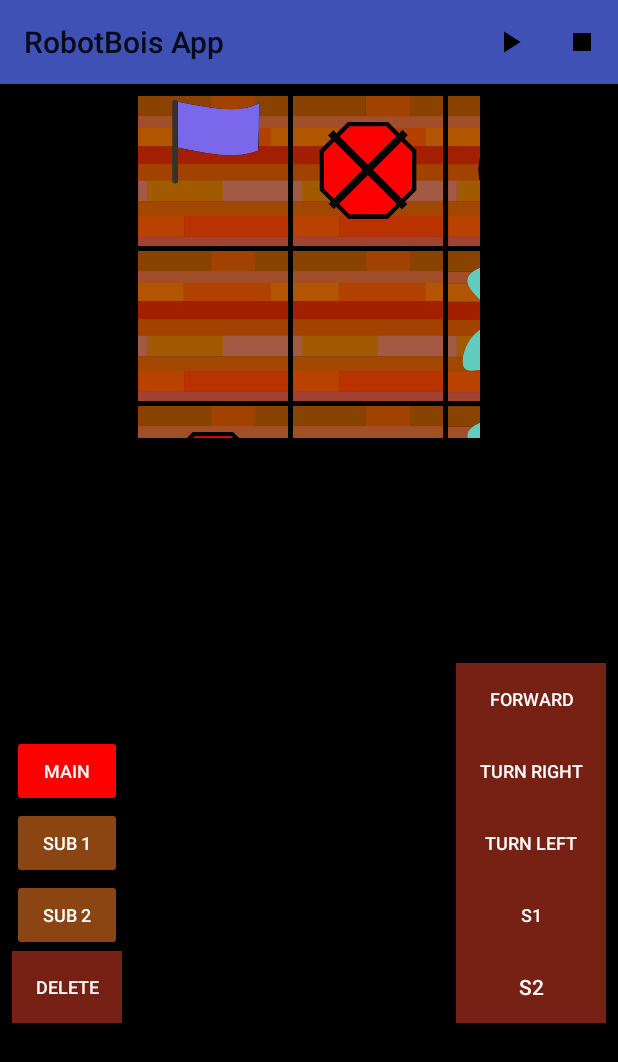
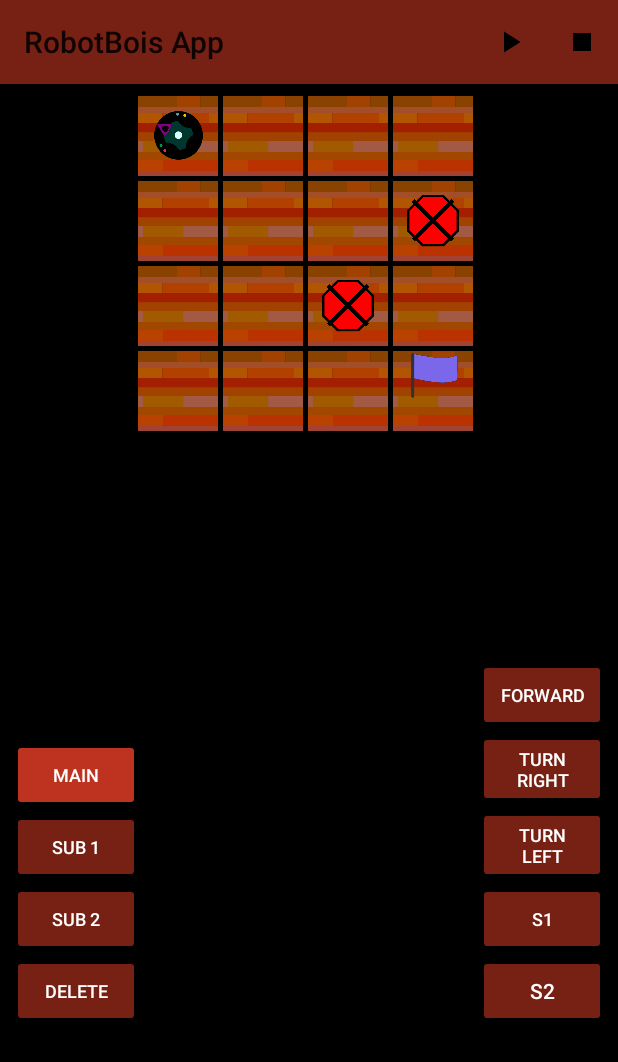
Before and after one commit to Luyaren/AndroidGameMadeForClass, an Android app: the screen it shows after launch (LevelPlayActivity before the commit, TutorialActivity after it), after a tap on "START GAME", on a phone screen of 412 x 824 dp. Shown: the top 1062 px of the screen. Run offline under Robolectric (Android 15) with nearby library versions, the phone set to English and light mode, and no system bars; libraries missing offline, so code that uses them is left out: co.zsmb.materialdrawerkt; 14 statements that could not run were skipped.

Commit message:
Merged PR 56: Fixed many visual bugs, app now looks nice on Nexus 6P
Fixed style of title bars and such, and positioned game board and move grid so that they look nice on a Nexus 6P.

```diff
--- a/app/src/main/AndroidManifest.xml
+++ b/app/src/main/AndroidManifest.xml
@@ -7,9 +7,9 @@
 
     <application
         android:allowBackup="true"
-        android:icon="@mipmap/ic_launcher"
+        android:icon="@drawable/logo"
         android:label="@string/app_name"
-        android:roundIcon="@mipmap/ic_launcher_round"
+        android:roundIcon="@drawable/logo"
         android:supportsRtl="true"
         android:theme="@style/AppTheme">
         <activity android:name=".activities.MainActivity">
--- a/app/src/main/java/io/robotbois/robotboisapp/activities/LevelPlayActivity.kt
+++ b/app/src/main/java/io/robotbois/robotboisapp/activities/LevelPlayActivity.kt
@@ -139,14 +139,14 @@ open class LevelPlayActivity : AppCompatActivity() {
 
     private fun colorActiveGridCell() {
         if (currentMove.index > 0) {
-            lGrid[currentMove.index - 1][0].background = ColorDrawable(Color.TRANSPARENT)
+            lGrid[currentMove.index - 1][0].background = ColorDrawable(GRID_COLOR)
         }
-        lGrid[currentMove.index][0].background = ColorDrawable(Color.LTGRAY)
+        lGrid[currentMove.index][0].background = ColorDrawable(GRID_SELECTED)
     }
 
     private fun clearGridColors() {
         lGrid.childrenSequence().forEach {
-            it[0].background = ColorDrawable(Color.TRANSPARENT)
+            it[0].background = ColorDrawable(GRID_COLOR)
         }
     }
 
@@ -154,14 +154,20 @@ open class LevelPlayActivity : AppCompatActivity() {
         val buttons = listOf(
                 bNavigationButtons.bMainList,
                 bNavigationButtons.bSubOneList,
-                bNavigationButtons.bSubTwoList
+                bNavigationButtons.bSubTwoList,
+                bNavigationButtons.bDelete,
+                bForward,
+                bRight,
+                bLeft,
+                bSubOne,
+                bSubTwo
         )
 
         buttons.forEach {
             it.background.clearColorFilter()
-            it.background.setColorFilter(Color.rgb(139,69,19), PorterDuff.Mode.DARKEN)
+            it.background.setColorFilter(0xff772014.toInt(), PorterDuff.Mode.SRC_ATOP)
         }
-        buttons[activeQueueIndex].background.setColorFilter(Color.RED, PorterDuff.Mode.DARKEN)
+        buttons[activeQueueIndex].background.setColorFilter(0xffBD3320.toInt(), PorterDuff.Mode.SRC_ATOP)
     }
 
     override fun onCreate(savedInstanceState: Bundle?) {
@@ -169,7 +175,7 @@ open class LevelPlayActivity : AppCompatActivity() {
         setContentView(R.layout.activity_level_play)
         setSupportActionBar(my_toolbar)
 
-        setRequestedOrientation(ActivityInfo.SCREEN_ORIENTATION_PORTRAIT);
+        requestedOrientation = ActivityInfo.SCREEN_ORIENTATION_PORTRAIT
 
         MusicManager.stopMenuMusic()
         MusicManager.stopOptionsSelectMusic()
@@ -200,28 +206,6 @@ open class LevelPlayActivity : AppCompatActivity() {
         game = GameGUI(levelImages, robotImage, this)
         resetAnimation()
         lBoard.addView(game)
-
-        /*
-        bHints.onClick {
-            val levelScores = getSharedPreferences("scoredata", Context.MODE_PRIVATE)
-            val levelScoreEditor = levelScores.edit()
-            val hintsLeft = levelScores.getInt("Hints", 5)
-            if(tvHints.text.equals(" ")) {
-                if (hintsLeft > 0) {
-                    var hintMessage = ""
-                    for (i in 3 until param.size) {
-                        hintMessage += param[i] + " "
-                    }
-                    tvHints.setText(hintMessage)
-                    levelScoreEditor.putInt("Hints", hintsLeft - 1)
-                    levelScoreEditor.commit()
-                } else {
-                    tvHints.setText("You do not have enough hint points.")
-                }
-            }
-        }*/
-
-
 
         lGrid.apply {
             columnCount = GRID_COLS
@@ -269,7 +253,7 @@ open class LevelPlayActivity : AppCompatActivity() {
     }
 
     override fun onPause(){
-        super.onPause();
+        super.onPause()
         MusicManager.stopGameMusic()
     }
 
@@ -292,11 +276,12 @@ open class LevelPlayActivity : AppCompatActivity() {
                 // A cell in the grid
                 val rel = relativeLayout {
                     textView {
+                        textColor = Color.WHITE
                         text = " "
-                        width = 100
-                        height = 100
+                        width = 175
+                        height = 200
                         gravity = Gravity.CENTER
-                        background = ColorDrawable(Color.WHITE)
+                        background = ColorDrawable(GRID_COLOR)
                     }
                     lparams {
                         margin = 5
@@ -319,6 +304,9 @@ open class LevelPlayActivity : AppCompatActivity() {
     override fun onOptionsItemSelected(item: MenuItem): Boolean {
         return when (item.itemId) {
             R.id.action_play -> {
+                numMainCalls = 0
+                numSubTwoCalls = 0
+                numSubOneCalls = 0
                 startAnimation()
                 true
             }
@@ -389,8 +377,6 @@ open class LevelPlayActivity : AppCompatActivity() {
                     board.robot.moveForward()
                     game.push(board.robot.position)
 
-                    // Logic for handling water tiles
-
                     when(board.robot.tile) {
                         'H' -> { // Puddle
                             val turnAmount = (1..4).random()
@@ -433,7 +419,7 @@ open class LevelPlayActivity : AppCompatActivity() {
             // Determine where in the level data file this level is from and how many
             // easy and medium levels there are
             //val thisLevel = GameStateManager.levelData.find { it.split(" ")[2] == levelData }
-            val thisLevel = GameStateManager.levelData.indexOfFirst { it.split(" ")[2] == levelData }
+            val thisLevel = GameStateManager.levelData.indexOfFirst { it.split(" ")[3] == levelData }
 
             // Write new score to be saved
             updateScoreRecords(playerScore, thisLevel)
@@ -460,6 +446,11 @@ open class LevelPlayActivity : AppCompatActivity() {
             dialog = builder.create()
             dialog.show()
         }
+    }
+
+    override fun onWindowFocusChanged(hasFocus: Boolean) {
+        super.onWindowFocusChanged(hasFocus)
+        resetAnimation()
     }
 
     fun highlightNext() {
@@ -501,7 +492,9 @@ open class LevelPlayActivity : AppCompatActivity() {
                 position -= GameStateManager.easyLevels.size + GameStateManager.mediumLevels.size
                 writeStuff('H')
             }
-            else -> writeStuff('E')
+            else -> {
+                writeStuff('E')
+            }
         }
 
     }
@@ -509,6 +502,8 @@ open class LevelPlayActivity : AppCompatActivity() {
     companion object {
         private const val GRID_ROWS = 4
         private const val GRID_COLS = 4
+        private const val GRID_COLOR = Color.DKGRAY
+        private const val GRID_SELECTED = Color.LTGRAY
     }
 
 }
--- a/app/src/main/java/io/robotbois/robotboisapp/activities/MainActivity.kt
+++ b/app/src/main/java/io/robotbois/robotboisapp/activities/MainActivity.kt
@@ -37,37 +37,38 @@ class MainActivity : AppCompatActivity() {
         bStartGame.setOnClickListener {
             var theNextLevel = GameStateManager.levelData[0]
             val levelScores = getSharedPreferences("scoredata", Context.MODE_PRIVATE)
+
+            if(levelScores.getInt("H"+(-11).toString(), 0) == 0) { // Check if the tutorial level has been completed
+                startActivity<TutorialActivity>("ID" to GameStateManager.levelData[0])
+            }
+            else {
                 var endLoop = false
-            for(x in 0 until levelData.size){
+                for (x in 0 until levelData.size) {
                     when (levelData[x][0]) {
                         'E' -> {
-                        if(levelScores.getInt("E"+(x-1).toString(),0) == 0){
+                            if (levelScores.getInt("E" + (x - 1).toString(), 0) == 0) {
                                 theNextLevel = levelData[x]
                                 endLoop = true
                             }
                         }
                         'M' -> {
-                        if(levelScores.getInt("M"+(x-GameStateManager.easyLevels.size-1).toString(),0) == 0){
+                            if (levelScores.getInt("M" + (x - GameStateManager.easyLevels.size - 1).toString(), 0) == 0) {
                                 theNextLevel = levelData[x]
                                 endLoop = true
                             }
                         }
                         'H' -> {
-                        if(levelScores.getInt("H"+(x-GameStateManager.easyLevels.size-
-                                        GameStateManager.mediumLevels.size-1).toString(),0) == 0){
+                            if (levelScores.getInt("H" + (x - GameStateManager.easyLevels.size -
+                                            GameStateManager.mediumLevels.size - 1).toString(), 0) == 0) {
                                 theNextLevel = levelData[x]
                                 endLoop = true
                             }
                         }
                     }
-                if(endLoop){
+                    if (endLoop) {
                         break
                     }
                 }
-            if(theNextLevel[0] == 'T'){
-                startActivity<TutorialActivity>("ID" to GameStateManager.levelData[0])
-            }
-            else {
                 startActivity<LevelPlayActivity>("ID" to theNextLevel)
             }
         }
--- a/app/src/main/java/io/robotbois/robotboisapp/logic/Board.kt
+++ b/app/src/main/java/io/robotbois/robotboisapp/logic/Board.kt
@@ -98,8 +98,4 @@ class Board(boardInfo: String){
         return false
     }
 
-    fun runScore(): Int {
-
-        return 100000000
-    }
 }
--- a/app/src/main/java/io/robotbois/robotboisapp/logic/gui/GameGUI.kt
+++ b/app/src/main/java/io/robotbois/robotboisapp/logic/gui/GameGUI.kt
@@ -8,6 +8,7 @@ import io.robotbois.robotboisapp.logic.poko.MoveType.*
 import io.robotbois.robotboisapp.logic.poko.Queue
 import io.robotbois.robotboisapp.logic.poko.MoveType
 import kotlin.math.abs
+import kotlin.math.min
 import kotlin.math.sqrt
 
 
@@ -30,6 +31,12 @@ class GameGUI(tiles: List<Drawable>, player: Drawable, val act: LevelPlayActivit
     private val boardSize = sqrt(bitmaps.size.toDouble()).toInt()
     private var queue = Queue<MoveType>()
     private var transformation = TransformationType.MOVE
+
+    private val TILE_SIZE: Int
+        get() {
+            return min(width, height) / boardSize - TILE_PADD
+        }
+
 
     private val boardPixelWidth: Int
         get() = (boardSize * (TILE_SIZE + TILE_PADD)) - TILE_PADD
@@ -129,6 +136,8 @@ class GameGUI(tiles: List<Drawable>, player: Drawable, val act: LevelPlayActivit
 
     // Magic! (∩｀-´)⊃━☆ﾟ.*･｡ﾟ
     private fun drawPlayer(canvas: Canvas) {
+        //TILE_SIZE = min(width, height) / boardSize - TILE_PADD
+
         robotCoord = (robotCoord.toDouble() + ((targetCoord - robotCoord) * MOVE_SPEED)).toInt()
         robotAngle = (robotAngle + ((targetAngle - robotAngle) * TURN_SPEED))
         timer += delta
@@ -143,6 +152,7 @@ class GameGUI(tiles: List<Drawable>, player: Drawable, val act: LevelPlayActivit
 
     override fun onDraw(canvas: Canvas) {
         super.onDraw(canvas)
+
         drawBackground(canvas)
         drawTiles(canvas)
         updatePlayerTarget()
@@ -157,7 +167,8 @@ class GameGUI(tiles: List<Drawable>, player: Drawable, val act: LevelPlayActivit
     }
 
     companion object {
-        const val TILE_SIZE = 150
+        //const val TILE_SIZE = 150
+
         const val TILE_PADD = 5
         const val MOVE_SPEED = 0.1
         const val TURN_SPEED = 0.1
--- a/app/src/main/java/io/robotbois/robotboisapp/managers/MusicManager.kt
+++ b/app/src/main/java/io/robotbois/robotboisapp/managers/MusicManager.kt
@@ -12,6 +12,7 @@ object MusicManager{
     lateinit var gameMusic: MediaPlayer
     lateinit var optionsSelectMusic: MediaPlayer
     var hasStarted = 0
+    var musicOnOff = false
 
     fun intializer(cont: Context){
         if(hasStarted == 0) {
@@ -23,7 +24,7 @@ object MusicManager{
     }
 
     fun playMenuMusic(cont: Context): Unit {
-        if(!menuMusic.isPlaying) {
+        if(!menuMusic.isPlaying && musicOnOff == false) {
                 menuMusic = MediaPlayer.create(cont, R.raw.automaton)
                 menuMusic.setLooping(true)
                 menuMusic.start()
@@ -43,13 +44,13 @@ object MusicManager{
     }
 
     fun resumeMenuMusic(): Unit {
-        if(!menuMusic.isPlaying) {
+        if(!menuMusic.isPlaying && musicOnOff == false) {
             menuMusic.start()
         }
     }
 
     fun playGameMusic(cont: Context): Unit {
-        if(!gameMusic.isPlaying) {
+        if(!gameMusic.isPlaying && musicOnOff == false) {
             gameMusic = MediaPlayer.create(cont, R.raw.gearbox)
             gameMusic.setLooping(true)
             gameMusic.start()
@@ -63,7 +64,7 @@ object MusicManager{
     }
 
     fun playOptionsSelectMusic(cont: Context): Unit {
-        if(!optionsSelectMusic.isPlaying) {
+        if(!optionsSelectMusic.isPlaying && musicOnOff == false) {
             optionsSelectMusic = MediaPlayer.create(cont, R.raw.chill)
             optionsSelectMusic.setLooping(true)
             optionsSelectMusic.start()
--- a/app/src/main/res/layout/activity_level_play.xml
+++ b/app/src/main/res/layout/activity_level_play.xml
@@ -28,12 +28,16 @@
 
         <RelativeLayout
             android:id="@+id/lBoard"
-            android:layout_width="match_parent"
+            android:layout_width="wrap_content"
             android:layout_height="0dp"
             android:layout_marginBottom="8dp"
+            android:layout_marginEnd="8dp"
+            android:layout_marginStart="8dp"
             android:layout_marginTop="8dp"
             android:gravity="center_vertical|center_horizontal"
             app:layout_constraintBottom_toBottomOf="parent"
+            app:layout_constraintEnd_toEndOf="parent"
+            app:layout_constraintStart_toStartOf="parent"
             app:layout_constraintTop_toBottomOf="@+id/my_toolbar">
 
         </RelativeLayout>
@@ -51,7 +55,7 @@
         <include
             android:id="@+id/bCommandButtons"
             layout="@layout/movement_buttons_level_play"
-            android:layout_width="100dp"
+            android:layout_width="85dp"
             android:layout_height="match_parent"
             android:layout_marginBottom="8dp"
             android:layout_marginEnd="8dp"
@@ -64,7 +68,7 @@
         <include
             android:id="@+id/bNavigationButtons"
             layout="@layout/navigation_buttons"
-            android:layout_width="73dp"
+            android:layout_width="85dp"
             android:layout_height="match_parent"
             android:layout_marginBottom="8dp"
             android:layout_marginStart="8dp"
--- a/app/src/main/res/layout/activity_level_select.xml
+++ b/app/src/main/res/layout/activity_level_select.xml
@@ -12,12 +12,6 @@
         android:layout_height="wrap_content"
         android:theme="@style/AppTheme.AppBarOverlay">
 
-        <android.support.v7.widget.Toolbar
-            android:layout_width="match_parent"
-            android:layout_height="?attr/actionBarSize"
-            android:background="#000000"
-            app:popupTheme="@style/AppTheme.PopupOverlay" />
-
     </android.support.design.widget.AppBarLayout>
 
     <include
--- a/app/src/main/res/layout/movement_buttons_level_play.xml
+++ b/app/src/main/res/layout/movement_buttons_level_play.xml
@@ -10,9 +10,8 @@
         android:layout_width="match_parent"
         android:layout_height="wrap_content"
         android:layout_weight="1"
-        android:background="#772014"
+        android:text="Forward"
         android:textColor="#ffffff"
-        android:text="Forward"
         android:textSize="12sp" />
 
     <Button
@@ -20,9 +19,8 @@
         android:layout_width="match_parent"
         android:layout_height="wrap_content"
         android:layout_weight="1"
-        android:background="#772014"
+        android:text="Turn Right"
         android:textColor="#ffffff"
-        android:text="Turn Right"
         android:textSize="12sp" />
 
     <Button
@@ -30,9 +28,8 @@
         android:layout_width="match_parent"
         android:layout_height="wrap_content"
         android:layout_weight="1"
-        android:background="#772014"
+        android:text="Turn Left"
         android:textColor="#ffffff"
-        android:text="Turn Left"
         android:textSize="12sp" />
 
     <Button
@@ -40,18 +37,16 @@
         android:layout_width="match_parent"
         android:layout_height="wrap_content"
         android:layout_weight="1"
-        android:background="#772014"
+        android:text="S1"
         android:textColor="#ffffff"
-        android:text="S1"
         android:textSize="12sp" />
 
     <Button
         android:id="@+id/bSubTwo"
         android:layout_width="match_parent"
         android:layout_height="wrap_content"
-        android:background="#772014"
-        android:textColor="#ffffff"
         android:layout_weight="1"
-        android:text="S2" />
+        android:text="S2"
+        android:textColor="#ffffff" />
 
 </LinearLayout>
--- a/app/src/main/res/layout/navigation_buttons.xml
+++ b/app/src/main/res/layout/navigation_buttons.xml
@@ -26,19 +26,18 @@
         android:id="@+id/bSubTwoList"
         android:layout_width="match_parent"
         android:layout_height="wrap_content"
-        android:textColor="#ffffff"
         android:layout_weight="1"
         android:text="SUB 2"
+        android:textColor="#ffffff"
         android:textSize="12sp" />
 
     <Button
         android:id="@+id/bDelete"
         android:layout_width="match_parent"
         android:layout_height="wrap_content"
-        android:background="#772014"
         android:layout_weight="1"
+        android:text="Delete"
         android:textColor="#ffffff"
-        android:text="Delete"
         android:textSize="12sp" />
 
 </LinearLayout>
--- a/app/src/main/res/values/styles.xml
+++ b/app/src/main/res/values/styles.xml
@@ -3,8 +3,8 @@
     <!-- Base application theme. -->
     <style name="AppTheme" parent="Theme.AppCompat.Light.DarkActionBar">
         <!-- Customize your theme here. -->
-        <item name="colorPrimary">@color/colorPrimary</item>
-        <item name="colorPrimaryDark">@color/colorPrimaryDark</item>
+        <item name="colorPrimary">#772014</item>
+        <item name="colorPrimaryDark">#5E1910</item>
         <item name="colorAccent">@color/colorAccent</item>
         <item name="windowActionBar">false</item>
         <item name="windowNoTitle">true</item>
```
Also changed, not shown: app/src/main/java/io/robotbois/robotboisapp/activities/OptionsActvity.kt (+17 -1 lines), app/src/main/res/layout/content_level_select.xml (+13 -37 lines), app/src/main/res/drawable-hdpi/logo.png (added), app/src/main/res/drawable-mdpi/logo.png (added), app/src/main/res/drawable-xhdpi/logo.png (added), app/src/main/res/drawable-xxhdpi/logo.png (added), app/src/main/res/drawable-xxxhdpi/logo.png (added), 1 other file. Lines whose indentation alone changed are shown as unchanged.
